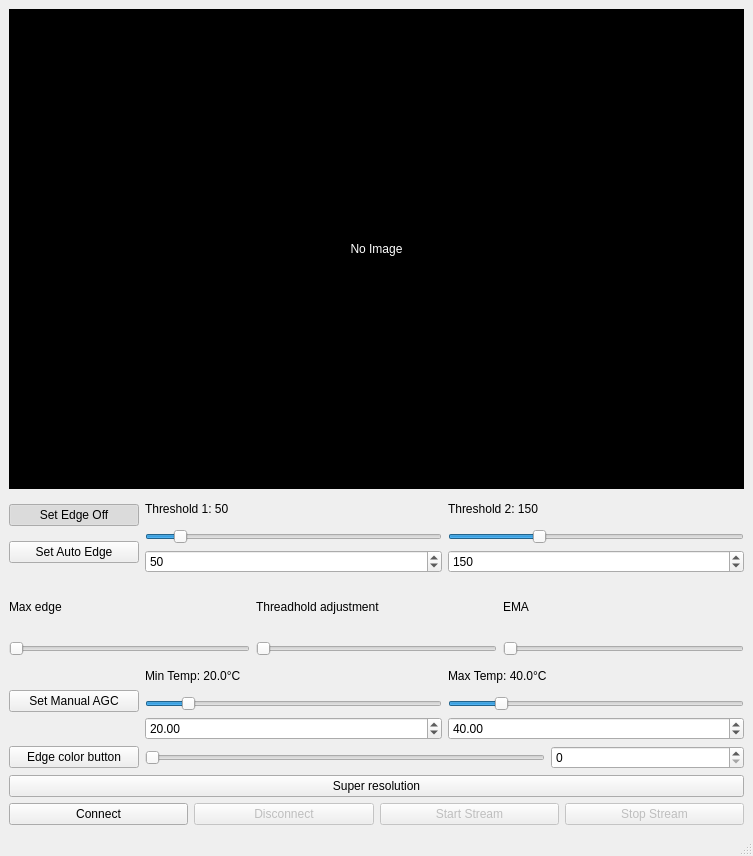
Before: the Qt Designer form thermal_viewer.ui in sue9010/NEW_THERMALaNALYZER, drawn with Qt 5.
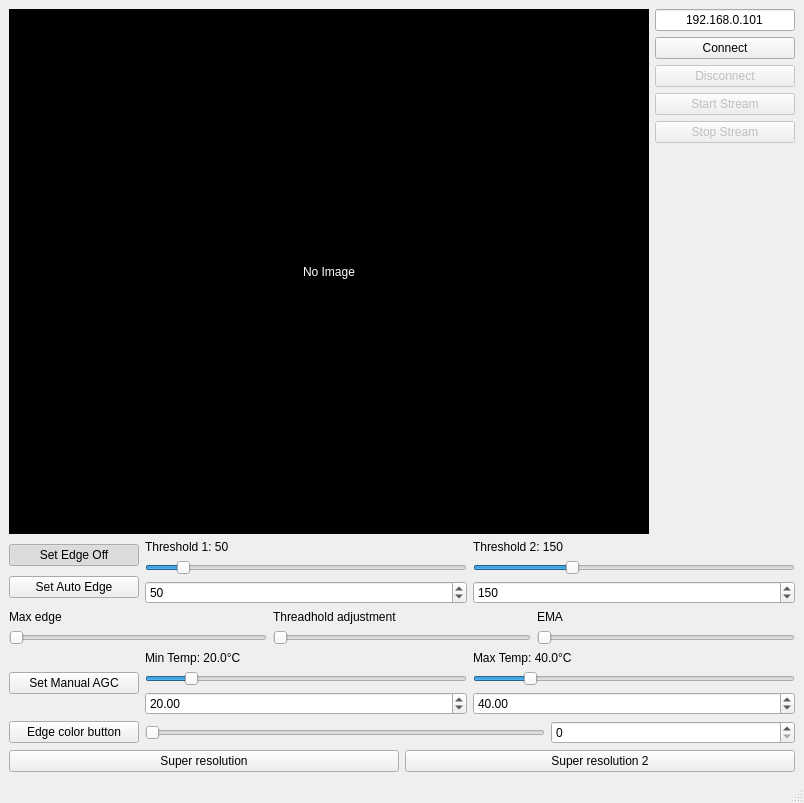
After: the same form once the commit is applied.

Diff of the .ui file:
```diff
--- a/thermal_viewer.ui
+++ b/thermal_viewer.ui
@@ -6,8 +6,8 @@
    <rect>
     <x>0</x>
     <y>0</y>
-    <width>753</width>
-    <height>856</height>
+    <width>804</width>
+    <height>803</height>
    </rect>
   </property>
   <property name="windowTitle">
@@ -16,6 +16,8 @@
   <widget class="QWidget" name="centralwidget">
    <layout class="QVBoxLayout" name="verticalLayout">
     <item>
+     <layout class="QHBoxLayout" name="horizontalLayout_3">
+      <item>
      <widget class="QLabel" name="image_label">
       <property name="minimumSize">
        <size>
@@ -35,6 +37,72 @@
      </widget>
     </item>
     <item>
+       <layout class="QVBoxLayout" name="verticalLayout_2">
+        <item>
+         <widget class="QLineEdit" name="ip_address_input">
+          <property name="text">
+           <string>192.168.0.101</string>
+          </property>
+          <property name="alignment">
+           <set>Qt::AlignCenter</set>
+          </property>
+         </widget>
+        </item>
+        <item>
+         <widget class="QPushButton" name="connect_button">
+          <property name="text">
+           <string>Connect</string>
+          </property>
+         </widget>
+        </item>
+        <item>
+         <widget class="QPushButton" name="disconnect_button">
+          <property name="enabled">
+           <bool>false</bool>
+          </property>
+          <property name="text">
+           <string>Disconnect</string>
+          </property>
+         </widget>
+        </item>
+        <item>
+         <widget class="QPushButton" name="start_stream_button">
+          <property name="enabled">
+           <bool>false</bool>
+          </property>
+          <property name="text">
+           <string>Start Stream</string>
+          </property>
+         </widget>
+        </item>
+        <item>
+         <widget class="QPushButton" name="stop_stream_button">
+          <property name="enabled">
+           <bool>false</bool>
+          </property>
+          <property name="text">
+           <string>Stop Stream</string>
+          </property>
+         </widget>
+        </item>
+        <item>
+         <spacer name="verticalSpacer">
+          <property name="orientation">
+           <enum>Qt::Vertical</enum>
+          </property>
+          <property name="sizeHint" stdset="0">
+           <size>
+            <width>20</width>
+            <height>40</height>
+           </size>
+          </property>
+         </spacer>
+        </item>
+       </layout>
+      </item>
+     </layout>
+    </item>
+    <item>
      <layout class="QHBoxLayout" name="edge_layout">
       <item>
        <layout class="QVBoxLayout" name="edge_buttons_layout">
@@ -339,44 +407,10 @@
         </property>
        </widget>
       </item>
-     </layout>
-    </item>
     <item>
-     <layout class="QHBoxLayout" name="control_layout">
-      <item>
-       <widget class="QPushButton" name="connect_button">
+       <widget class="QPushButton" name="super_resolution_button2">
         <property name="text">
-         <string>Connect</string>
-        </property>
-       </widget>
-      </item>
-      <item>
-       <widget class="QPushButton" name="disconnect_button">
-        <property name="enabled">
-         <bool>false</bool>
-        </property>
-        <property name="text">
-         <string>Disconnect</string>
-        </property>
-       </widget>
-      </item>
-      <item>
-       <widget class="QPushButton" name="start_stream_button">
-        <property name="enabled">
-         <bool>false</bool>
-        </property>
-        <property name="text">
-         <string>Start Stream</string>
-        </property>
-       </widget>
-      </item>
-      <item>
-       <widget class="QPushButton" name="stop_stream_button">
-        <property name="enabled">
-         <bool>false</bool>
-        </property>
-        <property name="text">
-         <string>Stop Stream</string>
+         <string>Super resolution 2</string>
         </property>
        </widget>
       </item>
@@ -389,7 +423,7 @@
     <rect>
      <x>0</x>
      <y>0</y>
-     <width>753</width>
+     <width>804</width>
      <height>21</height>
     </rect>
    </property>
```
Lines whose indentation alone changed are shown as unchanged.
